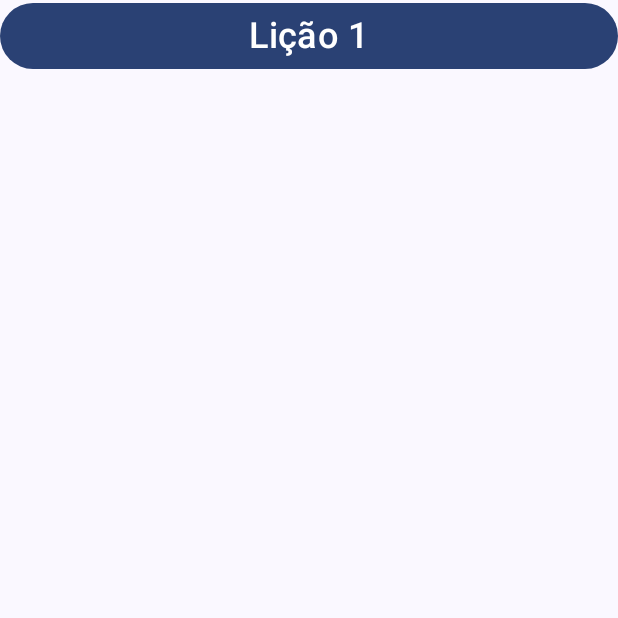
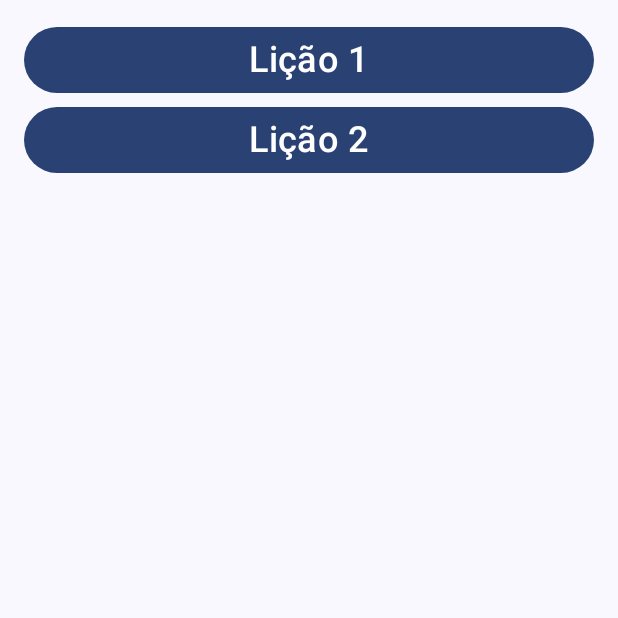
Before and after one commit to Jehsbatista/jetpack-compose, an Android app built with Jetpack Compose: the screen it shows after launch (MainActivity), on a phone screen of 412 x 824 dp, the top half of it. Run offline under Robolectric (Android 15) with nearby library versions, the phone set to English and light mode, and no system bars.

Commit message:
criando botão e Classe para segunda lição

```diff
--- a/Compose/app/src/main/java/com/example/basiccodelabcompose/MainActivity.kt
+++ b/Compose/app/src/main/java/com/example/basiccodelabcompose/MainActivity.kt
@@ -4,9 +4,11 @@ import BasicsCodelabTheme
 import android.os.Bundle
 import androidx.activity.ComponentActivity
 import androidx.activity.compose.setContent
+import androidx.compose.foundation.layout.Arrangement
 import androidx.compose.foundation.layout.Column
 import androidx.compose.foundation.layout.fillMaxSize
 import androidx.compose.foundation.layout.fillMaxWidth
+import androidx.compose.foundation.layout.padding
 import androidx.compose.foundation.layout.wrapContentHeight
 import androidx.compose.material3.Button
 import androidx.compose.material3.MaterialTheme
@@ -17,12 +19,16 @@ import androidx.compose.runtime.getValue
 import androidx.compose.runtime.mutableStateOf
 import androidx.compose.runtime.remember
 import androidx.compose.runtime.setValue
+import androidx.compose.ui.Alignment
 import androidx.compose.ui.Modifier
 import androidx.compose.ui.tooling.preview.Preview
+import androidx.compose.ui.unit.dp
 import androidx.compose.ui.unit.sp
 import com.example.basiccodelabcompose.lessons.FirstLesson
+import com.example.basiccodelabcompose.lessons.SecondLesson
 
 const val LESSON_ONE = "Lição 1"
+const val LESSON_TWO = "Lição 2"
 const val SAMPLE = "Sample"
 
 class MainActivity : ComponentActivity() {
@@ -44,8 +50,15 @@ fun MyApp(modifier: Modifier = Modifier) {
 
         when (state) {
             LESSON_ONE -> FirstLesson()
+            LESSON_TWO -> SecondLesson()
             else -> {
-                Column {
+                Column(
+                    modifier = Modifier
+                        .fillMaxWidth()
+                        .padding(16.dp),
+                    verticalArrangement = Arrangement.spacedBy(5.dp),
+                    horizontalAlignment = Alignment.CenterHorizontally
+                ) {
                     Button(
                         modifier = Modifier
                             .fillMaxWidth()
@@ -53,6 +66,14 @@ fun MyApp(modifier: Modifier = Modifier) {
                         onClick = { state = LESSON_ONE }
                     ) {
                         Text(text = LESSON_ONE, fontSize = 24.sp)
+                    }
+                    Button(
+                        modifier = Modifier
+                            .fillMaxWidth()
+                            .wrapContentHeight(),
+                        onClick = { state = LESSON_TWO }
+                    ) {
+                        Text(text = LESSON_TWO, fontSize = 24.sp)
                     }
                 }
             }
--- /dev/null
+++ b/Compose/app/src/main/java/com/example/basiccodelabcompose/lessons/SecondLesson.kt
@@ -0,0 +1,8 @@
+package com.example.basiccodelabcompose.lessons
+
+import androidx.compose.runtime.Composable
+
+@Composable
+fun SecondLesson(){
+
+}
```
